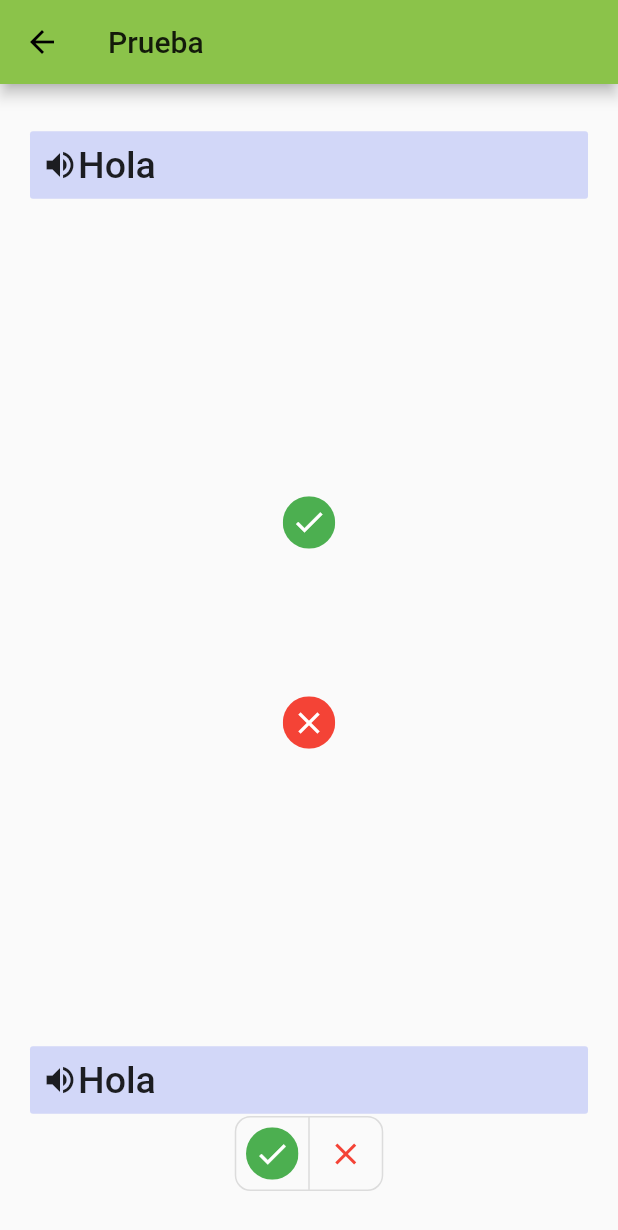
After one commit to RodrigoScott/autismoapp, a Flutter app: the PruebaSound screen opened directly, on a phone screen of 412 x 824 dp. The commit adds this screen. Shown: the top 1230 px of the screen. Run offline on Flutter 3.47's test engine with Material 2 defaults, Android fonts, the phone set to English and light mode, and no system bars; our stand-ins replace audioplayers.

```diff
--- /dev/null
+++ b/lib/src/pages/prueba_sound.dart
@@ -0,0 +1,121 @@
+import 'package:flutter/material.dart';
+
+class PruebaSound extends StatefulWidget {
+  @override
+  _PruebaSoundState createState() => _PruebaSoundState();
+}
+
+class _PruebaSoundState extends State<PruebaSound> {
+
+  List<bool> isSelected = [false, false];
+
+  @override
+  Widget build(BuildContext context) {
+    return Scaffold(
+      appBar: AppBar(
+        title: Text('Prueba')
+      ),
+      body: Container(
+        padding: EdgeInsets.symmetric(vertical: 30.0, horizontal: 20.0),
+        child: Column(
+          children: <Widget>[
+            Container(
+              child: FlatButton(
+                color: Color.fromRGBO(149, 162, 244, .4),
+                padding: EdgeInsets.all(8.0),
+                child: Row(
+                  children: <Widget>[
+                    Icon(Icons.volume_up),
+                    Text('Hola', textAlign: TextAlign.center, style: TextStyle(fontSize: 25.0,)),
+                  ],
+                ),
+                onPressed: (){},
+              )
+            ),
+            Spacer(flex: 2),
+            ClipOval(
+              child: Material(
+                color: Colors.green,
+                child: InkWell(
+                  child: SizedBox(
+                    width: 35,
+                    height: 35,
+                    child: Icon(Icons.check, color: Colors.white)
+                  ),
+                  onTap: () {},
+                )
+              ),
+            ),
+            Spacer(),
+            ClipOval(
+              child: Material(
+                color: Colors.red,
+                child: InkWell(
+                  child: SizedBox(
+                    width: 35,
+                    height: 35,
+                    child: Icon(Icons.clear, color: Colors.white)
+                  ),
+                  onTap: () {},
+                )
+              ),
+            ),
+            Spacer(flex: 2),
+            Container(
+              child: FlatButton(
+                color: Color.fromRGBO(149, 162, 244, .4),
+                padding: EdgeInsets.all(8.0),
+                child: Row(
+                  children: <Widget>[
+                    Icon(Icons.volume_up),
+                    Text('Hola', textAlign: TextAlign.center, style: TextStyle(fontSize: 25.0,)),
+                  ],
+                ),
+                onPressed: (){},
+              )
+            ),
+            ToggleButtons(
+              borderRadius: BorderRadius.circular(10.0),
+              color:Colors.black,
+              selectedColor: Colors.green,
+              children: <Widget>[
+                ClipOval(
+                  child: Material(
+                    color: Colors.green,
+                    child: InkWell(
+                      child: SizedBox(
+                        width: 35,
+                        height: 35,
+                        child: Icon(Icons.check, color: Colors.white)
+                      ),
+                      onTap: () {},
+                    )
+                  ),
+                ),
+                Container(
+                  child: SizedBox(
+                    width: 35,
+                    height: 35,
+                    child: Icon(Icons.clear, color: Colors.red)
+                  ),
+                )
+              ],
+              onPressed: (int index) {
+                setState(() {
+                  for (int buttonIndex = 0; buttonIndex < isSelected.length; buttonIndex++) {
+                    if (buttonIndex == index) {
+                      isSelected[buttonIndex] = true;
+                    } else {
+                      isSelected[buttonIndex] = false;
+                    }
+                  }
+                });
+              },
+              isSelected: isSelected,
+            ),
+          ],
+        )
+      )
+    );
+  }
+}
```
Also changed, not shown: lib/src/models/sound_model.dart (+33 -14 lines), lib/src/pages/sound_page.dart (+33 -4 lines), lib/src/providers/sound_provider.dart (+5 -5 lines), lib/src/widgets/animation_good_item.dart (added, +37 -0 lines), lib/src/widgets/sound_item.dart (+11 -6 lines).
